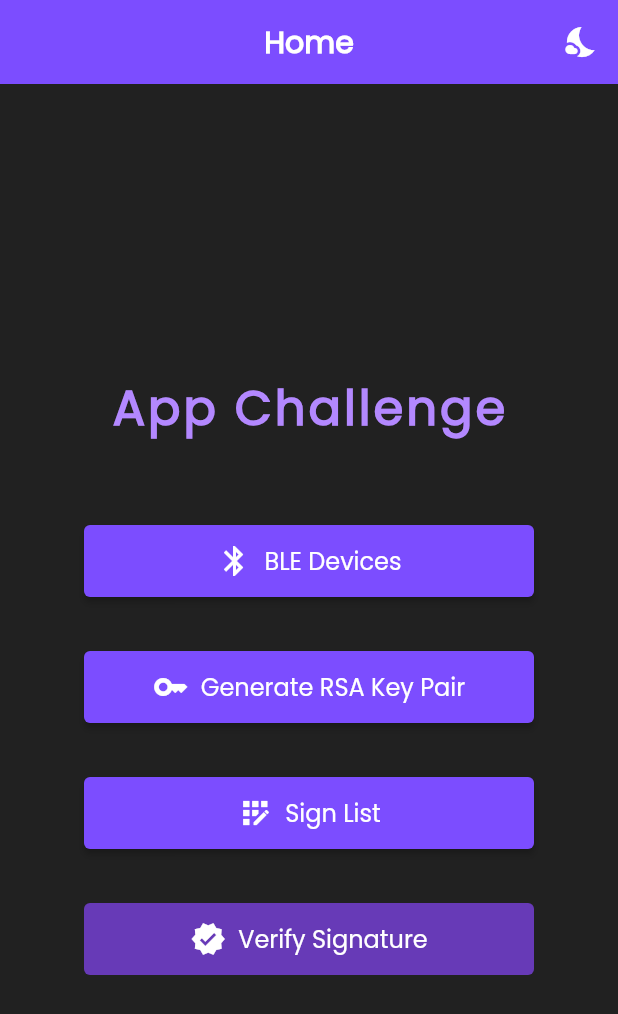
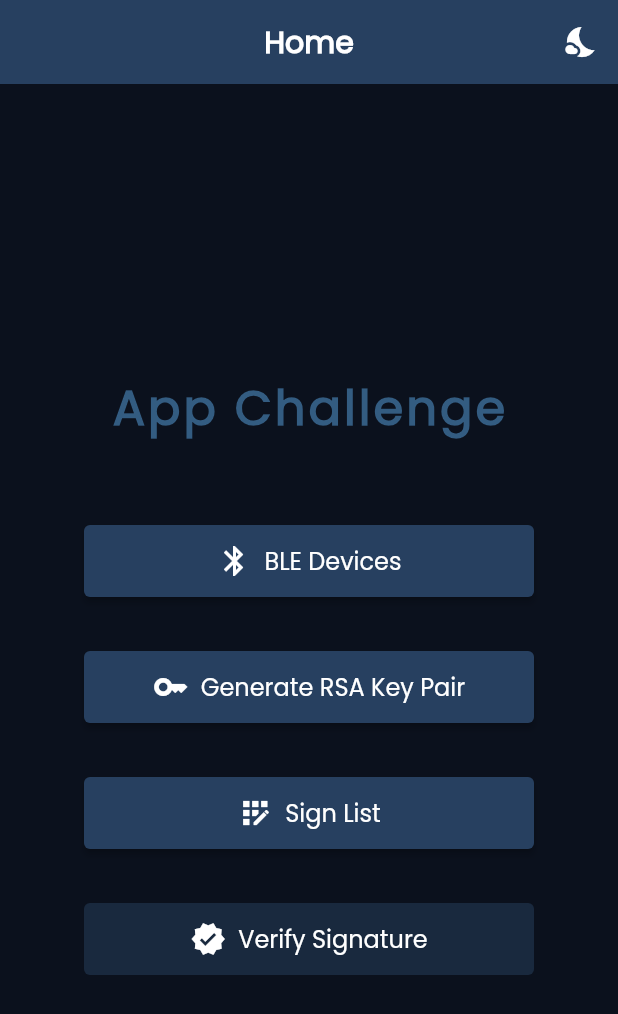
Before and after one commit to Butewbr/FlutterBLE-RSA, a Flutter app: the screen it shows after launch, after a tap on the "wb sunny" icon, on a phone screen of 412 x 824 dp. Shown: the top 1014 px of the screen. Run offline on Flutter 3.47's test engine with Material 2 defaults, Android fonts, the phone set to English and light mode, and no system bars; our stand-ins replace flutter_blue, flutter_spinkit; missing offline and left inert: pointycastle.

Commit message:
Redesign of the dark theme

```diff
--- a/lib/provider/theme_provider.dart
+++ b/lib/provider/theme_provider.dart
@@ -19,6 +19,8 @@ class MyThemes {
     primaryColor: Colors.deepPurple,
     primaryColorLight: Colors.black,
     primaryColorDark: Colors.grey[700],
+    secondaryHeaderColor: Colors.deepPurpleAccent,
+    disabledColor: Colors.deepPurpleAccent[200],
     appBarTheme: const AppBarTheme(backgroundColor: Colors.deepPurple),
     elevatedButtonTheme: ElevatedButtonThemeData(
         style: ElevatedButton.styleFrom(
@@ -27,6 +29,8 @@ class MyThemes {
       padding: const EdgeInsets.symmetric(vertical: 12),
       minimumSize: const Size(300, 1),
     )),
+    floatingActionButtonTheme: const FloatingActionButtonThemeData(
+        backgroundColor: Colors.deepPurpleAccent),
     cardTheme: const CardTheme(
       color: Colors.white,
     ),
@@ -34,20 +38,24 @@ class MyThemes {
     colorScheme: const ColorScheme.dark(),
   );
   static final darkTheme = ThemeData(
-    scaffoldBackgroundColor: Colors.grey[900],
-    primaryColor: Colors.deepPurpleAccent[100],
+    scaffoldBackgroundColor: const Color.fromARGB(255, 11, 17, 29),
+    primaryColor: const Color(0xFF335C81),
     primaryColorLight: Colors.white,
     primaryColorDark: Colors.grey[400],
-    appBarTheme: const AppBarTheme(backgroundColor: Colors.deepPurpleAccent),
+    secondaryHeaderColor: const Color(0xFF274060),
+    disabledColor: const Color.fromARGB(255, 55, 101, 141),
+    appBarTheme: const AppBarTheme(backgroundColor: Color(0xFF274060)),
     elevatedButtonTheme: ElevatedButtonThemeData(
         style: ElevatedButton.styleFrom(
-      backgroundColor: Colors.deepPurpleAccent[200],
-      disabledBackgroundColor: Colors.deepPurple,
+      backgroundColor: const Color(0xFF274060),
+      disabledBackgroundColor: const Color.fromARGB(255, 25, 41, 62),
       padding: const EdgeInsets.symmetric(vertical: 12),
       minimumSize: const Size(300, 1),
     )),
-    cardTheme: CardTheme(
-      color: Colors.grey[800],
+    floatingActionButtonTheme:
+        const FloatingActionButtonThemeData(backgroundColor: Color(0xFF274060)),
+    cardTheme: const CardTheme(
+      color: Color(0xFF111A2C),
     ),
     iconTheme: const IconThemeData(color: Colors.white),
     colorScheme: const ColorScheme.light(),
```
Also changed, not shown: lib/pages/ble.dart (+8 -8 lines), lib/pages/rsa.dart (+12 -9 lines).
